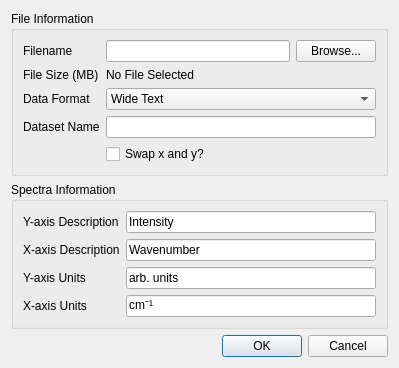
Qt form loaddataset.ui (VespucciProject/Vespucci) before a commit.
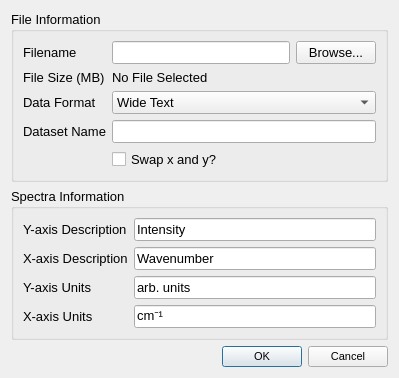
The same form after that commit.

Commit message: UI enhancements (larger dialogs with larger font (10 pt instead of 8 pt), plot preview interactions (mouse wheel zoom, drag), simplification of forms). Implementation of composite datasets through MetaDataset and MetaDatasetDialog.

Patch:
```diff
--- a/loaddataset.ui
+++ b/loaddataset.ui
@@ -7,9 +7,14 @@
     <x>0</x>
     <y>0</y>
     <width>399</width>
-    <height>336</height>
+    <height>361</height>
    </rect>
   </property>
+  <property name="font">
+   <font>
+    <pointsize>10</pointsize>
+   </font>
+  </property>
   <property name="windowTitle">
    <string>Load Dataset</string>
   </property>
@@ -192,6 +197,11 @@
    </item>
    <item>
     <widget class="QDialogButtonBox" name="buttonBox">
+     <property name="font">
+      <font>
+       <pointsize>8</pointsize>
+      </font>
+     </property>
      <property name="orientation">
       <enum>Qt::Horizontal</enum>
      </property>
```
The commit also changes 36 other files.
